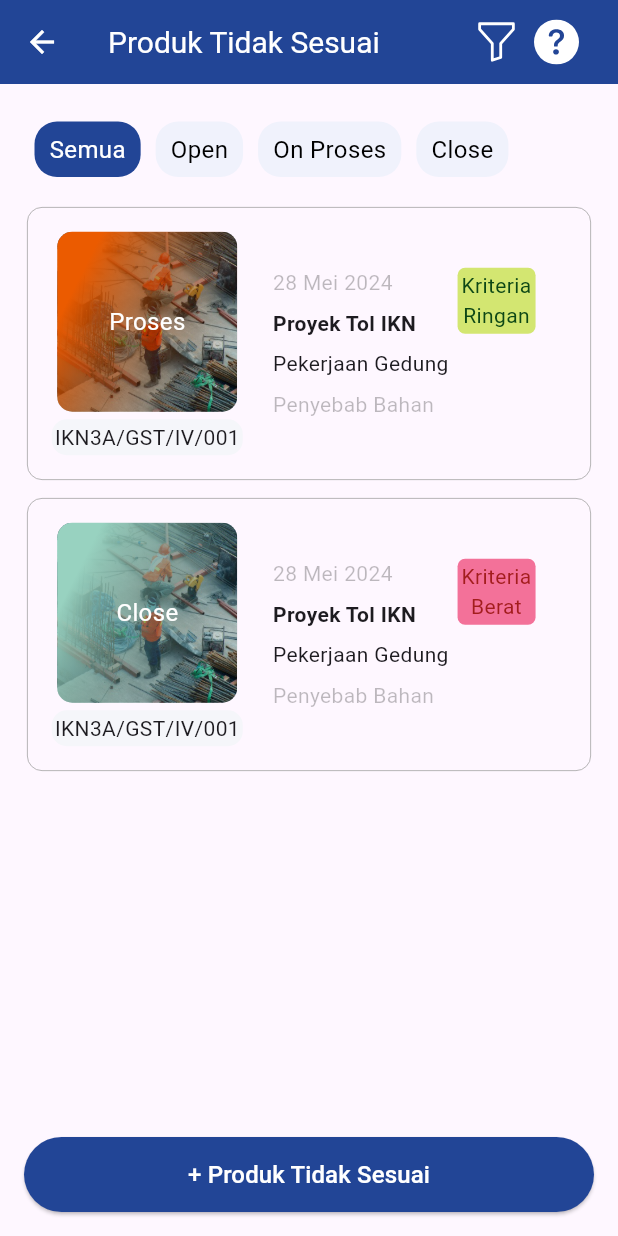
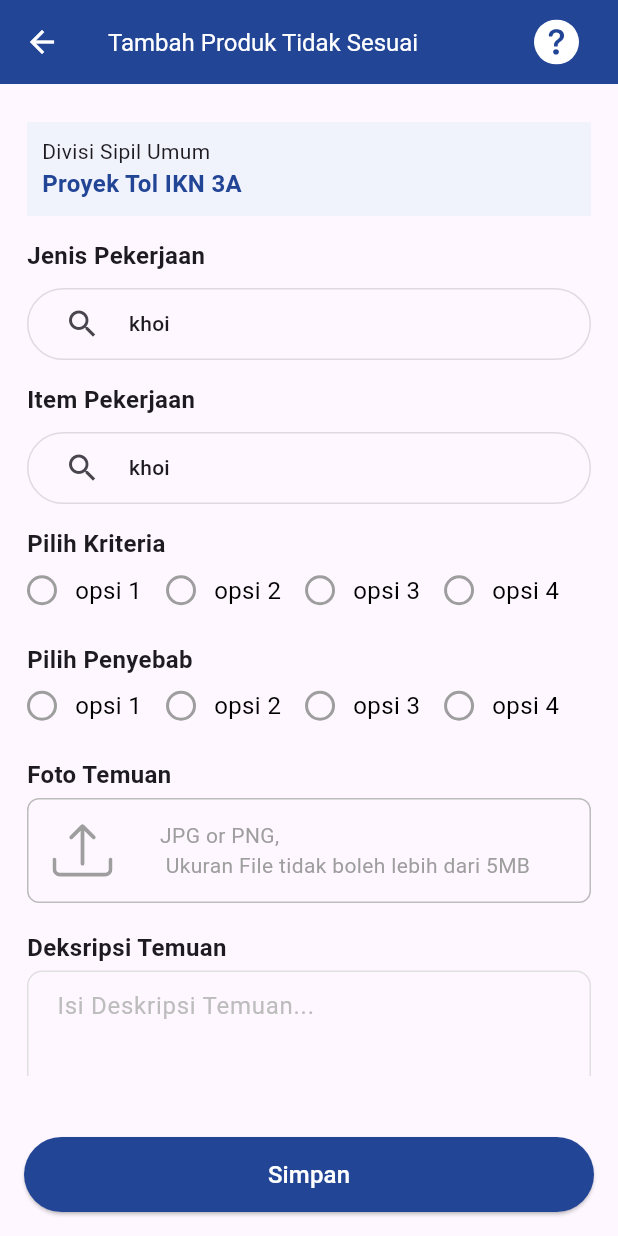
Before and after one commit to nasidfurqon/hk_shield, a Flutter app: the ProdukTidakSesuaiPage screen opened directly, after a tap on "+ Produk Tidak Sesuai", on a phone screen of 412 x 824 dp. Run offline on Flutter 3.47's test engine with Material 3 defaults, Android fonts, the phone set to English and light mode, and no system bars; our stand-ins replace bootstrap_icons, carousel_slider, dropdown_button2, file_picker, flutter_form_builder, flutter_screenutil and 3 more.

Commit message:
ver: 0.0.1 feat: create add Produk Tidak Sesuai Page  fix: []

```diff
--- a/lib/App/modules/Home/home_page.dart
+++ b/lib/App/modules/Home/home_page.dart
@@ -145,11 +145,15 @@ class _HomePageState extends State<HomePage> {
                         hint: 'Divisi',
                         value: coba[0].id,
                         items: coba,
+                        isHome: true,
+                        icon: BootstrapIcons.building,
                         validatorLabel: 'input data'),
                     CustomDropdown(
                         hint: 'Proyek',
                         items: coba,
                         value: coba[0].id,
+                        isHome: true,
+                        icon: BootstrapIcons.building,
                         validatorLabel: 'input data'),
                     SizedBox(
                       height: 20,
--- /dev/null
+++ b/lib/App/modules/ProdukTidakSesuai/add_pts_page.dart
@@ -0,0 +1,171 @@
+import 'package:bootstrap_icons/bootstrap_icons.dart';
+import 'package:flutter/material.dart';
+import 'package:hk_shield/Common/Extensions/gaps_extension.dart';
+import 'package:hk_shield/Common/Widget/Custom/custom_scaffold.dart';
+import 'package:hk_shield/Common/Widget/Form/custom_dropdown.dart';
+import 'package:hk_shield/Common/Widget/Form/custom_imagePicker.dart';
+import 'package:hk_shield/Common/Widget/Form/custom_radioButton.dart';
+import 'package:hk_shield/Common/Widget/Form/text_field.dart';
+
+import '../../data/models/dropdown_model.dart';
+
+class AddProdukTidakSesuaiPage extends StatefulWidget {
+  const AddProdukTidakSesuaiPage({super.key});
+
+  @override
+  State<AddProdukTidakSesuaiPage> createState() => _AddProdukTidakSesuaiPageState();
+}
+
+class _AddProdukTidakSesuaiPageState extends State<AddProdukTidakSesuaiPage> {
+  List<DropdownItem> listItems = [
+    DropdownItem(id: 1, label: 'khoi'),
+    DropdownItem(id: 2, label: 'nasid')
+  ];
+
+  final List<String> listopsi = ['opsi 1', 'opsi 2', 'opsi 3', 'opsi 4'];
+
+  String? selectedValue;
+
+  @override
+  Widget build(BuildContext context) {
+    return CustomScaffold(
+      title: 'Tambah Produk Tidak Sesuai',
+      iconEnd: BootstrapIcons.question_circle_fill,
+      bottomNavBar:  Container(
+        color: Colors.transparent,
+        padding: EdgeInsets.all(16),
+        child: ElevatedButton(
+          style: ElevatedButton.styleFrom(
+              backgroundColor: Color(0xff224596),
+              minimumSize: Size(double.infinity, 50)
+          ),
+          onPressed: (){},
+          child: Text(
+            'Simpan',
+            style: TextStyle(
+                fontSize: 16,
+                color: Colors.white
+            ),
+          ),
+        ),
+      ),
+      children: Padding(
+        padding:  const EdgeInsets.symmetric(vertical: 25, horizontal: 18),
+        child: SingleChildScrollView(
+          child: Column(
+            crossAxisAlignment: CrossAxisAlignment.start,
+            children: [
+              Container(
+                padding: EdgeInsets.all(10),
+                width: double.infinity,
+                decoration: BoxDecoration(
+                  color: Color(0xffF0F2FC)
+                ),
+                child: Column(
+                  crossAxisAlignment: CrossAxisAlignment.start,
+                  children: [
+                    Text(
+                      'Divisi Sipil Umum',
+                    ),
+                    Text(
+                      'Proyek Tol IKN 3A',
+                      style: TextStyle(
+                        color: Color(0xff224596),
+                        fontSize: 16,
+                        fontWeight: FontWeight.bold
+                      ),
+                    ),
+                  ],
+                ),
+              ),
+              15.gH ,
+              CustomDropdown(
+                  label: "Jenis Pekerjaan",
+                  hint: "Pilih Jenis Pekerjaan",
+                  value: listItems[0].id,
+                  items: listItems,
+                  isHome: false,
+                  icon: Icons.search,
+                  validatorLabel: 'input data'
+              ),
+              15.gH,
+              CustomDropdown(
+                  label: "Item Pekerjaan",
+                  hint: "Pilih Jenis Pekerjaan",
+                  value: listItems[0].id,
+                  items: listItems,
+                  isHome: false,
+                  icon: Icons.search,
+                  validatorLabel: 'input data'
+              ),
+              15.gH,
+              Text(
+                  'Pilih Kriteria',
+                style: TextStyle(
+                  fontSize: 16,
+                  fontWeight: FontWeight.bold
+                ),
+              ),
+              Wrap(
+                spacing: 16.0,
+                runSpacing: 12.0,
+                direction: Axis.horizontal,
+                children: listopsi.map((item) => IntrinsicWidth(
+                  child: CustomRadioButton(
+                    value: item,
+                    groupValue: selectedValue,
+                    text: item,
+                    onChanged: (value) {
+                      setState(() {
+                        selectedValue = value;
+                      });
+                    },
+                  ),
+                )).toList(),
+              ),
+              15.gH,
+              Text(
+                'Pilih Penyebab',
+                style: TextStyle(
+                    fontSize: 16,
+                    fontWeight: FontWeight.bold
+                ),
+              ),
+              Wrap(
+                spacing: 16.0,
+                runSpacing: 12.0,
+                direction: Axis.horizontal,
+                children: listopsi.map((item) => IntrinsicWidth(
+                  child: CustomRadioButton(
+                    value: item,
+                    groupValue: selectedValue,
+                    text: item,
+                    onChanged: (value) {
+                      setState(() {
+                        selectedValue = value;
+                      });
+                    },
+                  ),
+                )).toList(),
+              ),
+              15.gH,
+              Container(
+                height: 100,
+                width: double.infinity,
+                child: CustomImagePickerWithLabel(
+                    label: "Foto Temuan",
+                ),
+              ),
+              15.gH,
+              CustomTextFieldWithLabel(
+                  controller: TextEditingController(),
+                  label: 'Deksripsi Temuan',
+                  hint: "Isi Deskripsi Temuan..."
+              )
+            ],
+          ),
+        ),
+      ),
+    );
+  }
+}
--- a/lib/App/modules/ProdukTidakSesuai/pts_page.dart
+++ b/lib/App/modules/ProdukTidakSesuai/pts_page.dart
@@ -1,6 +1,7 @@
 import 'package:bootstrap_icons/bootstrap_icons.dart';
 import 'package:flutter/material.dart';
 import 'package:hk_shield/App/data/models/pts_model.dart';
+import 'package:hk_shield/App/modules/ProdukTidakSesuai/add_pts_page.dart';
 import 'package:hk_shield/Common/Extensions/gaps_extension.dart';
 import 'package:hk_shield/Common/Widget/Custom/custom_scaffold.dart';
 
@@ -29,7 +30,9 @@ class _ProdukTidakSesuaiPageState extends State<ProdukTidakSesuaiPage> {
             backgroundColor: Color(0xff224596),
             minimumSize: Size(double.infinity, 50)
           ),
-          onPressed: () {},
+          onPressed: () {
+            Navigator.push(context, MaterialPageRoute(builder: (context)=> AddProdukTidakSesuaiPage()));
+          },
           child: Text(
               '+ Produk Tidak Sesuai',
             style: TextStyle(
--- a/lib/Common/Widget/Custom/custom_scaffold.dart
+++ b/lib/Common/Widget/Custom/custom_scaffold.dart
@@ -29,7 +29,7 @@ class CustomScaffold extends StatelessWidget {
                 style:
                 TextStyle(
                   color : Colors.white,
-                  fontSize: 20
+                  fontSize: 16
                 ), ),
               Row(
                 children: [
--- a/lib/Common/Widget/Form/custom_dropdown.dart
+++ b/lib/Common/Widget/Form/custom_dropdown.dart
@@ -2,6 +2,7 @@ import 'package:bootstrap_icons/bootstrap_icons.dart';
 import 'package:flutter/material.dart';
 import 'package:hk_shield/App/data/models/dropdown_model.dart';
 import 'package:dropdown_button2/dropdown_button2.dart';
+import 'package:hk_shield/Common/Extensions/gaps_extension.dart';
 class CustomDropdown extends StatelessWidget {
   final String? label;
   final String hint;
@@ -9,7 +10,9 @@ class CustomDropdown extends StatelessWidget {
   final List<DropdownItem> items;
   final String validatorLabel;
   final Function? onChanged;
-  const CustomDropdown({super.key, this.label, required this.hint, this.value, required this.items, required this.validatorLabel, this.onChanged});
+  final bool isHome;
+  final IconData icon;
+  const CustomDropdown({super.key, this.label, required this.hint, this.value, required this.items, required this.validatorLabel, this.onChanged, required this.isHome, required this.icon});
 
   @override
   Widget build(BuildContext context) {
@@ -19,25 +22,26 @@ class CustomDropdown extends StatelessWidget {
         Text(
           label ?? '',
           style: const TextStyle(
-            fontSize:12,
+            fontSize:16,
             fontWeight: FontWeight.w600
           ),
         ),
+        10.gH,
         DropdownButtonFormField2<String>(
             isExpanded: true,
             decoration: InputDecoration(
               prefixIcon: Container(
-                width: 65,
+                width: isHome ? 65 : 1,
                 height: 40,
-                decoration: BoxDecoration(
+                decoration: isHome? BoxDecoration(
                   color: Color(0xffECF0F4),
                   borderRadius: BorderRadius.only(topLeft: Radius.circular(40), bottomLeft: Radius.circular(40))
-                ),
+                ) : null,
                 child:
                 Padding(
                     padding: EdgeInsets.only(left: 25, right: 20),
                     child:
-                    Icon(BootstrapIcons.building)
+                    Icon(icon)
                 ),
               ),
               contentPadding: EdgeInsets.symmetric(vertical: 10),
@@ -79,14 +83,14 @@ class CustomDropdown extends StatelessWidget {
             padding: EdgeInsets.only(right: 20),
           ),
           value: value.toString(),
-          iconStyleData: const IconStyleData(
+          iconStyleData: isHome ? const IconStyleData(
               icon: Icon(
                 Icons.keyboard_arrow_down,
                 size: 30,
                 color: Colors.black,
               ),
               iconSize: 24,
-          ),
+            ) : IconStyleData(icon: SizedBox.shrink()),
           dropdownStyleData: DropdownStyleData(
             decoration: BoxDecoration(
               borderRadius: BorderRadius.circular(14),
--- /dev/null
+++ b/lib/Common/Widget/Form/custom_imagePicker.dart
@@ -0,0 +1,101 @@
+import 'dart:io';
+import 'package:bootstrap_icons/bootstrap_icons.dart';
+import 'package:flutter/material.dart';
+import 'package:hk_shield/Common/Extensions/gaps_extension.dart';
+import 'package:image_picker/image_picker.dart';
+
+class CustomImagePickerWithLabel extends StatefulWidget {
+  final String label;
+  final Function(File?)? onImagePicked;
+
+  const CustomImagePickerWithLabel({
+    super.key,
+    required this.label,
+    this.onImagePicked,
+  });
+
+  @override
+  State<CustomImagePickerWithLabel> createState() =>
+      _CustomImagePickerWithLabelState();
+}
+
+class _CustomImagePickerWithLabelState
+    extends State<CustomImagePickerWithLabel> {
+  File? _selectedImage;
+  String? _fileName;
+
+  Future<void> _pickImage() async {
+    final ImagePicker picker = ImagePicker();
+    final XFile? image = await picker.pickImage(source: ImageSource.gallery);
+
+    if (image != null) {
+      final File file = File(image.path);
+
+      setState(() {
+        _selectedImage = file;
+        _fileName = image.name;
+      });
+
+      widget.onImagePicked?.call(file);
+    }
+  }
+
+  @override
+  Widget build(BuildContext context) {
+    return Column(
+      crossAxisAlignment: CrossAxisAlignment.start,
+      children: [
+        Text(
+          widget.label,
+          style: const TextStyle(
+            fontSize: 16,
+            fontWeight: FontWeight.w600,
+          ),
+        ),
+        4.gH,
+        GestureDetector(
+          onTap: _pickImage,
+          child: Container(
+            padding: const EdgeInsets.symmetric(vertical: 14, horizontal: 16),
+            decoration: BoxDecoration(
+              border: Border.all(color: Colors.grey.shade400),
+              borderRadius: BorderRadius.circular(8),
+            ),
+            child: Row(
+              children: [
+                const Icon(BootstrapIcons.upload, color: Colors.grey, size: 40,),
+                8.gW,
+                Expanded(
+                  child: Column(
+                    children: [
+                      Text(
+                        _fileName ?? 'JPG or PNG,\n Ukuran File tidak boleh lebih dari 5MB',
+                        style: TextStyle(
+                          fontSize: 14,
+                          color: _fileName != null ? Colors.black : Colors.grey,
+                        ),
+                        overflow: TextOverflow.ellipsis,
+                      ),
+                    ],
+                  ),
+                ),
+              ],
+            ),
+          ),
+        ),
+        if (_selectedImage != null) ...[
+          const SizedBox(height: 8),
+          ClipRRect(
+            borderRadius: BorderRadius.circular(8),
+            child: Image.file(
+              _selectedImage!,
+              height: 150,
+              width: 150,
+              fit: BoxFit.cover,
+            ),
+          ),
+        ],
+      ],
+    );
+  }
+}
--- /dev/null
+++ b/lib/Common/Widget/Form/custom_radioButton.dart
@@ -0,0 +1,71 @@
+import 'package:flutter/material.dart';
+import 'package:hk_shield/Common/Extensions/gaps_extension.dart';
+
+class CustomRadioButton extends StatelessWidget {
+  final String value;
+  final String? groupValue;
+  final String text;
+  final Function(String) onChanged;
+
+  const CustomRadioButton({
+    Key? key,
+    required this.value,
+    required this.groupValue,
+    required this.text,
+    required this.onChanged,
+  }) : super(key: key);
+
+  @override
+  Widget build(BuildContext context) {
+    final bool isSelected = value == groupValue;
+
+    return Column(
+      children: [
+        InkWell(
+          onTap: () => onChanged(value),
+          child: Container(
+            margin: const EdgeInsets.symmetric(vertical: 8),
+            child: Row(
+              children: [
+                // Custom radio circle
+                Container(
+                  width: 20,
+                  height: 20,
+                  decoration: BoxDecoration(
+                    color: Colors.transparent,
+                    borderRadius: BorderRadius.circular(10),
+                    border: Border.all(
+                      color: isSelected ? Color(0xff224596) :Colors.grey,
+                      width: 2,
+                    ),
+                  ),
+                  child: isSelected
+                      ? Center(
+                    child: Container(
+                      width: 10,
+                      height: 10,
+                      decoration: BoxDecoration(
+                        color: Color(0xff224596),
+                        borderRadius: BorderRadius.circular(10),
+                      ),
+                    ),
+                  )
+                      : null,
+                ),
+
+                const SizedBox(width: 12),
+                Text(
+                  text,
+                  style: TextStyle(
+                    fontSize: 16,
+                    color: Colors.black,
+                  ),
+                ),
+              ],
+            ),
+          ),
+        ),
+      ],
+    );
+  }
+}
--- a/lib/Common/Widget/Form/text_field.dart
+++ b/lib/Common/Widget/Form/text_field.dart
@@ -1,4 +1,5 @@
 import 'package:flutter/material.dart';
+import 'package:hk_shield/Common/Extensions/gaps_extension.dart';
 
 class CustomTextField extends StatelessWidget {
   final String? label;
@@ -60,3 +61,52 @@ class CustomTextField extends StatelessWidget {
     );
   }
 }
+
+class CustomTextFieldWithLabel extends StatelessWidget {
+  final String label;
+  final String hint;
+  final TextEditingController controller;
+
+  const CustomTextFieldWithLabel({super.key, required this.controller, required this.label, required this.hint});
+
+  @override
+  Widget build(BuildContext context) {
+    return Column(
+      crossAxisAlignment: CrossAxisAlignment.start,
+      children: [
+        Text(
+          label,
+          style: TextStyle(
+            fontSize: 16,
+            fontWeight: FontWeight.w600,
+          ),
+        ),
+        4.gH,
+        TextField(
+          controller: controller,
+          maxLines: 4,
+          decoration: InputDecoration(
+            hintText: hint,
+            hintStyle: TextStyle(color: Colors.grey.shade400),
+            contentPadding: const EdgeInsets.symmetric(
+              vertical: 12,
+              horizontal: 16,
+            ),
+            border: OutlineInputBorder(
+              borderRadius: BorderRadius.circular(10),
+              borderSide: BorderSide(color: Colors.grey.shade300),
+            ),
+            enabledBorder: OutlineInputBorder(
+              borderRadius: BorderRadius.circular(10),
+              borderSide: BorderSide(color: Colors.grey.shade300),
+            ),
+            focusedBorder: OutlineInputBorder(
+              borderRadius: BorderRadius.circular(10),
+              borderSide: const BorderSide(color: Colors.blue, width: 2),
+            ),
+          ),
+        ),
+      ],
+    );
+  }
+}
--- a/pubspec.yaml
+++ b/pubspec.yaml
@@ -43,6 +43,8 @@ dependencies:
   form_builder_validators: ^11.1.2
   get: 4.6.6
   flutter_screenutil: ^5.9.3
+  image_picker: ^1.1.2
+
 
 dev_dependencies:
   flutter_test:
```
Also changed, not shown: pubspec.lock, 5 other files. Lines whose indentation alone changed are shown as unchanged.
